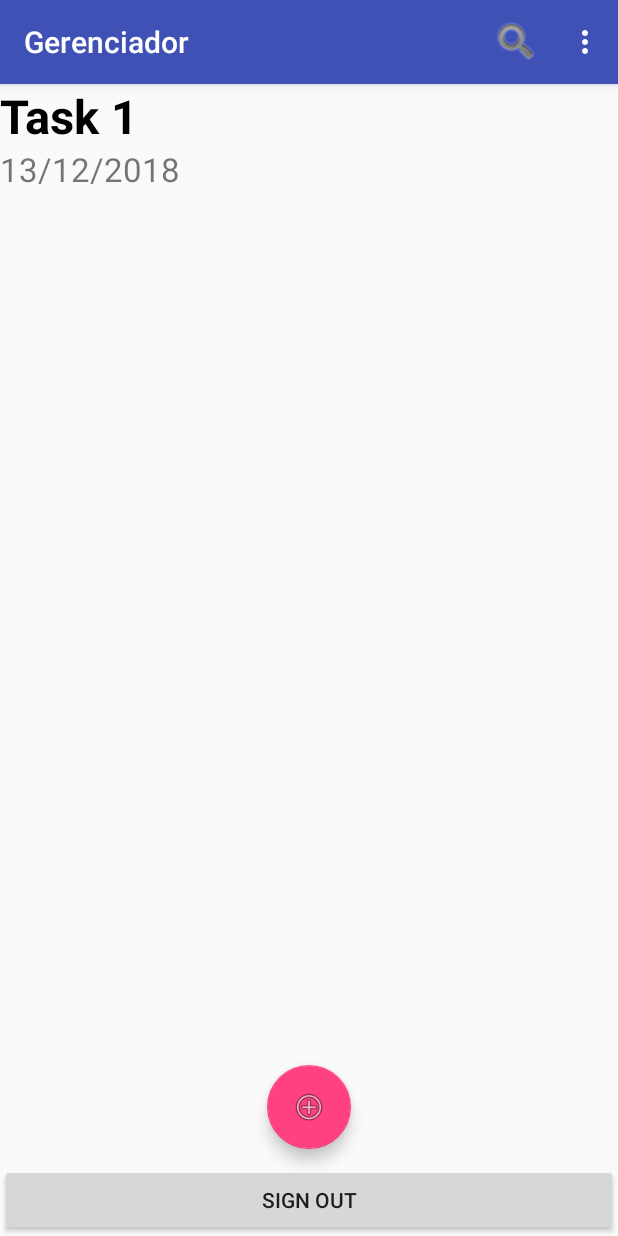
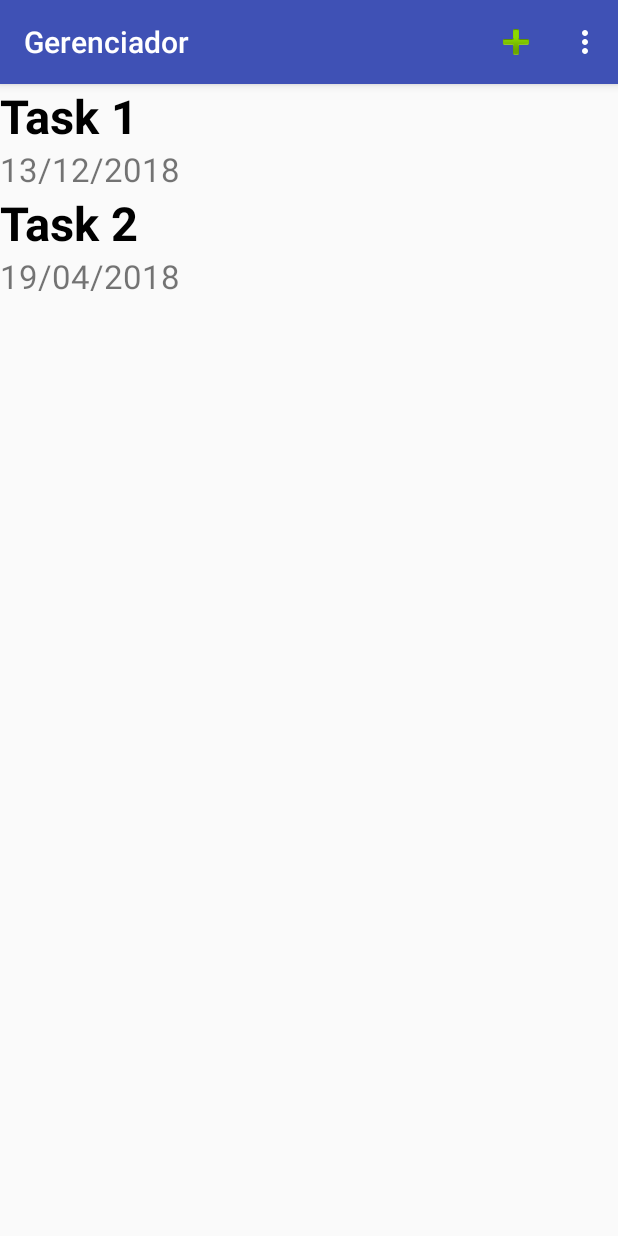
Before and after one commit to biancalr/Project_Gerenciador, an Android app: the screen it shows after launch once a user with an empty profile is signed in (HomeActivity), on a phone screen of 412 x 824 dp. Run offline under Robolectric (Android 15) with nearby library versions, the phone set to English and light mode, and no system bars; our stand-ins replace Firebase (no records; nobody signed in at launch, a user with empty details on screens opened directly).

Commit message:
Fragment retirado. Implementação sem sucesso

```diff
--- a/app/src/main/java/tads/bianca/gerenciador/HomeActivity.java
+++ b/app/src/main/java/tads/bianca/gerenciador/HomeActivity.java
@@ -1,10 +1,8 @@
 package tads.bianca.gerenciador;
 
 import android.content.Intent;
-import android.net.Uri;
-import android.support.design.widget.FloatingActionButton;
+import android.os.Bundle;
 import android.support.v7.app.AppCompatActivity;
-import android.os.Bundle;
 import android.support.v7.widget.LinearLayoutManager;
 import android.support.v7.widget.RecyclerView;
 import android.view.Menu;
@@ -19,46 +17,25 @@ import com.google.firebase.auth.FirebaseUser;
 
 import tads.bianca.gerenciador.Model.Atividade;
 
-public class HomeActivity extends AppCompatActivity implements ListFragment.OnFragmentInteractionListener{
+public class HomeActivity extends AppCompatActivity{
 
     private FirebaseAuth mAuth;
     private FirebaseAuthListener authListener;
-    //O fragmento não consegue processar isso
-    Atividade atividade = new Atividade
-            ("Task 3", "Another Place", "Short description 3", "18/11/2018", "15:30");
+    private Atividade[] tasks = {
+            new Atividade("Task 1", "Place", "Short Task", "13/12/2018", "13:20"),
+            new Atividade("Task 2", "Other Place", "Short Task 2", "19/04/2018", "19:15")};
+    private RecyclerView recyclerView;
 
     @Override
     protected void onCreate(Bundle savedInstanceState) {
         super.onCreate(savedInstanceState);
         setContentView(R.layout.activity_home);
-        final FloatingActionButton actionButton = (FloatingActionButton) findViewById(R.id.floatingActionButton);
-        actionButton.setOnClickListener(new View.OnClickListener() {
-            @Override
-            public void onClick(View view) {
-                Intent intent = new Intent(getApplicationContext(), CreateTaskActivity.class);
-                startActivity(intent);
-            }
-        });
-        final Button buttonSignOut = (Button) findViewById(R.id.button_sign_out);
-        buttonSignOut.setOnClickListener(new View.OnClickListener() {
-            @Override
-            public void onClick(View view) {
-                buttonSignOutClick(view);
-            }
-        });
+        recyclerView = (RecyclerView)findViewById(R.id.list_view);
+        recyclerView.setLayoutManager(new LinearLayoutManager(getApplicationContext()));
+        recyclerView.setAdapter(new AtividadeArrayAdapter(tasks, getApplicationContext()));
         this.mAuth = FirebaseAuth.getInstance();
         this.authListener = new FirebaseAuthListener(this);
 
-    }
-
-    public void buttonSignOutClick(View view) {
-        FirebaseAuth mAuth = FirebaseAuth.getInstance();
-        FirebaseUser user = mAuth.getCurrentUser();
-        if (user != null) {
-            mAuth.signOut();
-        } else {
-            Toast.makeText(HomeActivity.this, "Error!", Toast.LENGTH_SHORT).show();
-        }
     }
 
     @Override
@@ -71,8 +48,8 @@ public class HomeActivity extends AppCompatActivity implements ListFragment.OnFr
     @Override
     public boolean onOptionsItemSelected(MenuItem item) {
         switch (item.getItemId()) {
-            case R.id.action_search:
-                openSearch();
+            case R.id.action_add:
+                openAdd();
                 return true;
             case R.id.action_settings:
                 openSettings();
@@ -80,8 +57,21 @@ public class HomeActivity extends AppCompatActivity implements ListFragment.OnFr
             case R.id.action_select:
                 openSelect();
                 return true;
+            case R.id.action_sign_out:
+                openSignOut();
+                return true;
             default:
                 return super.onOptionsItemSelected(item);
+        }
+    }
+
+    private void openSignOut() {
+        FirebaseAuth mAuth = FirebaseAuth.getInstance();
+        FirebaseUser user = mAuth.getCurrentUser();
+        if (user != null) {
+            mAuth.signOut();
+        } else {
+            Toast.makeText(HomeActivity.this, "Error!", Toast.LENGTH_SHORT).show();
         }
     }
 
@@ -93,8 +83,9 @@ public class HomeActivity extends AppCompatActivity implements ListFragment.OnFr
         Toast.makeText(this, "Não implementada.", Toast.LENGTH_SHORT).show();
     }
 
-    private void openSearch() {
-        Toast.makeText(this, "Não implementada.", Toast.LENGTH_SHORT).show();
+    private void openAdd() {
+        Intent intent = new Intent(getApplicationContext(), CreateTaskActivity.class);
+        startActivity(intent);
     }
 
     @Override
@@ -108,12 +99,4 @@ public class HomeActivity extends AppCompatActivity implements ListFragment.OnFr
         mAuth.removeAuthStateListener(authListener);
     }
 
-    @Override
-    public void onFragmentInteraction(Atividade atividade) {
-        ListFragment fragment = (ListFragment) getSupportFragmentManager()
-                .findFragmentById(R.id.listfragment);
-        if (fragment != null && fragment.isInLayout()){
-            fragment.setTasks(this.atividade);
-        }
-    }
 }
--- a/app/src/main/java/tads/bianca/gerenciador/ListFragment.java
+++ /dev/null
@@ -1,135 +0,0 @@
-package tads.bianca.gerenciador;
-/**
- * Opção 1: Gerar varias instâncias de Atividade, por meio do adapter, no mesmo fragmento
- * Opção 2: Ou eu crio varios fragmentos de acordo com a quantidade de atividades no adapter
- */
-
-import android.content.Context;
-import android.net.Uri;
-import android.os.Bundle;
-import android.support.v4.app.Fragment;
-import android.support.v7.widget.LinearLayoutManager;
-import android.support.v7.widget.RecyclerView;
-import android.view.LayoutInflater;
-import android.view.View;
-import android.view.ViewGroup;
-import android.widget.TextView;
-
-import tads.bianca.gerenciador.Model.Atividade;
-
-
-/**
- * A simple {@link Fragment} subclass.
- * Activities that contain this fragment must implement the
- * {@link ListFragment.OnFragmentInteractionListener} interface
- * to handle interaction events.
- * Use the {@link ListFragment#newInstance} factory method to
- * create an instance of this fragment.
- */
-public class ListFragment extends Fragment {
-    // TODO: Rename parameter arguments, choose names that match
-    // the fragment initialization parameters, e.g. ARG_ITEM_NUMBER
-    private static final String ARG_PARAM1 = "param1";
-    private static final String ARG_PARAM2 = "param2";
-
-    // TODO: Rename and change types of parameters
-    private String mParam1;
-    private String mParam2;
-
-    private OnFragmentInteractionListener mListener;
-
-    RecyclerView recyclerView;
-
-    private Atividade[] tasks = {
-            new Atividade("Task 1", "Place", "Short Task", "13/12/2018", "13:20"),
-            new Atividade("Task 2", "Other Place", "Short Task 2", "19/04/2018", "19:15")};
-
-    public ListFragment() {
-        // Required empty public constructor
-    }
-
-    public void setTasks(Atividade task) {
-        if (this.tasks == null){
-            this.tasks = new Atividade[1];
-        }
-        this.tasks[this.tasks.length] = task;
-    }
-
-    /**
-     * Use this factory method to create a new instance of
-     * this fragment using the provided parameters.
-     *
-     * @param param1 Parameter 1.
-     * @param param2 Parameter 2.
-     * @return A new instance of fragment ListFragment.
-     */
-    // TODO: Rename and change types and number of parameters
-    public static ListFragment newInstance(String param1, String param2) {
-        ListFragment fragment = new ListFragment();
-        Bundle args = new Bundle();
-        args.putString(ARG_PARAM1, param1);
-        args.putString(ARG_PARAM2, param2);
-        fragment.setArguments(args);
-        return fragment;
-    }
-
-    @Override
-    public void onCreate(Bundle savedInstanceState) {
-        super.onCreate(savedInstanceState);
-        if (getArguments() != null) {
-            mParam1 = getArguments().getString(ARG_PARAM1);
-            mParam2 = getArguments().getString(ARG_PARAM2);
-        }
-    }
-
-    @Override
-    public View onCreateView(LayoutInflater inflater, ViewGroup container,
-                             Bundle savedInstanceState) {
-        // Inflate the layout for this fragment
-        View view = inflater.inflate(R.layout.fragment_list, container, false);
-        recyclerView = (RecyclerView)view.findViewById(R.id.list_view);
-        recyclerView.setLayoutManager(new LinearLayoutManager(getContext()));
-        recyclerView.setAdapter(new AtividadeArrayAdapter(tasks, getContext()));
-        recyclerView.setHasFixedSize(true);
-        return view;
-    }
-
-    // TODO: Rename method, update argument and hook method into UI event
-    public void onButtonPressed(Atividade atividade) {
-        if (mListener != null) {
-            mListener.onFragmentInteraction(atividade);
-        }
-    }
-
-    @Override
-    public void onAttach(Context context) {
-        super.onAttach(context);
-        if (context instanceof OnFragmentInteractionListener) {
-            mListener = (OnFragmentInteractionListener) context;
-        } else {
-            mListener = null;
-        }
-    }
-
-
-    @Override
-    public void onDetach() {
-        super.onDetach();
-        mListener = null;
-    }
-
-    /**
-     * This interface must be implemented by activities that contain this
-     * fragment to allow an interaction in this fragment to be communicated
-     * to the activity and potentially other fragments contained in that
-     * activity.
-     * <p>
-     * See the Android Training lesson <a href=
-     * "http://developer.android.com/training/basics/fragments/communicating.html"
-     * >Communicating with Other Fragments</a> for more information.
-     */
-    public interface OnFragmentInteractionListener {
-        // TODO: Update argument type and name
-        void onFragmentInteraction(Atividade task);
-    }
-}
--- a/app/src/main/res/layout/activity_home.xml
+++ b/app/src/main/res/layout/activity_home.xml
@@ -2,6 +2,7 @@
 <LinearLayout xmlns:android="http://schemas.android.com/apk/res/android"
     xmlns:app="http://schemas.android.com/apk/res-auto"
     xmlns:tools="http://schemas.android.com/tools"
+    android:id="@+id/home"
     android:layout_width="match_parent"
     android:layout_height="match_parent"
     android:orientation="vertical"
@@ -9,30 +10,9 @@
     tools:context=".HomeActivity">
 
     <!-- Colocar o RecyclerView num fragmento-->
-    <!--android.support.v7.widget.RecyclerView
+    <android.support.v7.widget.RecyclerView
         android:id="@+id/list_view"
         android:layout_width="match_parent"
-        android:layout_height="350dp"/-->
-
-    <fragment
-        android:id="@+id/listfragment"
-        android:layout_width="match_parent"
-        android:layout_weight="1"
-        android:layout_height="100dp"
-        class="tads.bianca.gerenciador.ListFragment"/>
-
-    <android.support.design.widget.FloatingActionButton
-        android:id="@+id/floatingActionButton"
-        android:layout_width="match_parent"
-        android:layout_height="wrap_content"
-        android:clickable="true"
-        android:layout_gravity="center_horizontal|center_vertical"
-        android:layout_marginVertical="10dp"
-        app:srcCompat="@android:drawable/ic_menu_add" />
-
-    <Button android:id="@+id/button_sign_out"
-        android:layout_width="match_parent"
-        android:layout_height="wrap_content"
-        android:text="Sign Out"/>
+        android:layout_height="match_parent"/>
 
 </LinearLayout>
--- a/app/src/main/res/layout/fragment_list.xml
+++ /dev/null
@@ -1,15 +0,0 @@
-<?xml version="1.0" encoding="utf-8"?>
-<LinearLayout xmlns:android="http://schemas.android.com/apk/res/android"
-    xmlns:tools="http://schemas.android.com/tools"
-    android:layout_width="match_parent"
-    android:layout_height="wrap_content"
-    tools:context=".ListFragment"
-    android:orientation="horizontal">
-
-    <android.support.v7.widget.RecyclerView
-        android:id="@+id/list_view"
-        android:layout_width="0dp"
-        android:layout_weight="1"
-        android:layout_height="wrap_content"/>
-
-</LinearLayout>
--- a/app/src/main/res/layout/task_listitem.xml
+++ b/app/src/main/res/layout/task_listitem.xml
@@ -1,7 +1,7 @@
 <?xml version="1.0" encoding="utf-8"?>
 <LinearLayout xmlns:android="http://schemas.android.com/apk/res/android"
     android:layout_width="match_parent"
-    android:layout_height="match_parent"
+    android:layout_height="wrap_content"
     android:orientation="vertical"
     android:id="@+id/parent_layout"
     android:clickable="true">
--- a/app/src/main/res/menu/main_menu.xml
+++ b/app/src/main/res/menu/main_menu.xml
@@ -3,8 +3,8 @@
     xmlns:app="http://schemas.android.com/apk/res-auto">
 
     <item
-        android:id="@+id/action_search"
-        android:icon="@android:drawable/ic_search_category_default"
+        android:id="@+id/action_add"
+        android:icon="@android:drawable/ic_input_add"
         android:title="@string/action_search"
         app:showAsAction="ifRoom" />
     <!-- Settings, should always be in the overflow -->
@@ -17,4 +17,9 @@
         android:title="@string/action_select"
         app:showAsAction="never" />
 
+    <item
+        android:id="@+id/action_sign_out"
+        android:title="Sign Out"
+        app:showAsAction="never"/>
+
 </menu>
```
